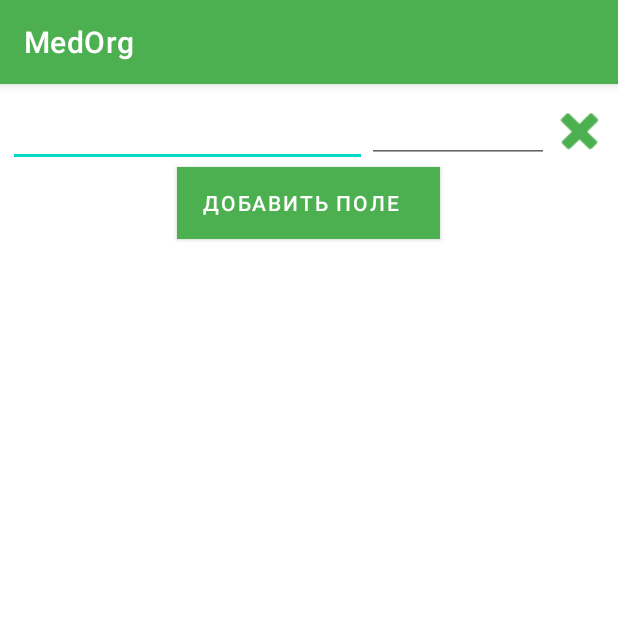
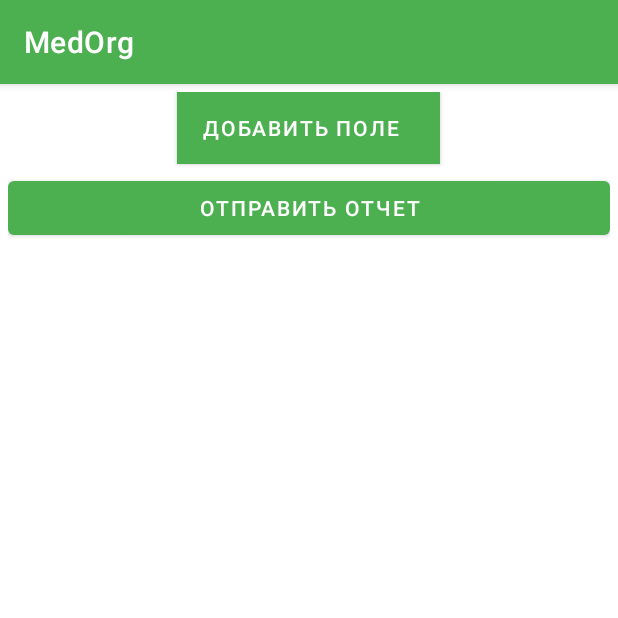
Before and after one commit to dulatello08/medorg, an Android app: the ReportsActivity screen opened directly, with no data from a screen before it, on a phone screen of 412 x 824 dp, the top half of it. Run offline under Robolectric (Android 15) with nearby library versions, the phone set to English and light mode, and no system bars.

Commit message:
Hooray it works NOWWWW

```diff
--- a/app/src/main/AndroidManifest.xml
+++ b/app/src/main/AndroidManifest.xml
@@ -1,11 +1,12 @@
 <?xml version="1.0" encoding="utf-8"?>
 <manifest xmlns:android="http://schemas.android.com/apk/res/android"
+    xmlns:tools="http://schemas.android.com/tools"
     package="net.dulatello08.medorg">
 
     <uses-permission android:name="android.permission.INTERNET" />
     <uses-permission android:name="android.permission.VIBRATE" />
     <uses-permission android:name="android.permission.CAMERA" />
-
+    <uses-sdk tools:overrideLibrary="androidx.camera.view, androidx.camera.camera2, androidx.camera.lifecycle, androidx.camera.core" />
     <application
         android:allowBackup="false"
         android:icon="@drawable/ic_launcher"
--- a/app/src/main/java/net/dulatello08/medorg/MainActivity.java
+++ b/app/src/main/java/net/dulatello08/medorg/MainActivity.java
@@ -2,8 +2,10 @@ package net.dulatello08.medorg;
 
 import androidx.appcompat.app.AppCompatActivity;
 
+import android.content.Context;
 import android.content.Intent;
 import android.os.Bundle;
+import android.os.Vibrator;
 import android.util.Log;
 import android.view.View;
 
@@ -47,6 +49,8 @@ public class MainActivity extends AppCompatActivity implements View.OnClickListe
             login_success.putExtra("email", personEmail);
             Log.e(TAG, personEmail);
             Log.d(TAG, personName);
+            Vibrator vibrator = (Vibrator) getSystemService(Context.VIBRATOR_SERVICE);
+            vibrator.vibrate(1000 );
             startActivity(login_success);
         }
 
--- a/app/src/main/java/net/dulatello08/medorg/ReportsActivity.java
+++ b/app/src/main/java/net/dulatello08/medorg/ReportsActivity.java
@@ -1,40 +1,92 @@
-package net.dulatello08.medorg;
+ package net.dulatello08.medorg;
 
 import android.content.Context;
+import android.content.SharedPreferences;
 import android.os.Bundle;
+import android.util.Log;
 import android.view.LayoutInflater;
 import android.view.View;
 import android.widget.Button;
+import android.widget.EditText;
 import android.widget.LinearLayout;
 import android.widget.RelativeLayout;
 import android.widget.TextView;
+import android.widget.Toast;
 
 import androidx.appcompat.app.AppCompatActivity;
 import androidx.constraintlayout.widget.ConstraintLayout;
+import androidx.preference.PreferenceManager;
+
+import java.util.HashMap;
+import java.util.Map;
+
+import javax.annotation.Nonnull;
 
 public class ReportsActivity extends AppCompatActivity {
+    private static final String TAG = "REPORT";
     private LinearLayout parentLinearLayout;
+    private Button addButton;
+    private Button delButton;
+    private Button sendButton;
+    public static String getDefaults(String key, Context context) {
+        SharedPreferences preferences = PreferenceManager.getDefaultSharedPreferences(context);
+        return preferences.getString(key, null);
+    }
     @Override
     protected void onCreate(Bundle savedInstanceState) {
         super.onCreate(savedInstanceState);
         setContentView(R.layout.activity_reports);
         parentLinearLayout=(LinearLayout) findViewById(R.id.parent_linear_layout);
-    }
-    public void onAddField(View v) {
-        LayoutInflater inflater=(LayoutInflater) getSystemService(Context.LAYOUT_INFLATER_SERVICE);
-        final View rowView=inflater.inflate(R.layout.rfield, null);
-        // Add the new row before the add field button.
-        parentLinearLayout.addView(rowView, parentLinearLayout.getChildCount() - 1);
+        addButton = findViewById(R.id.add_field_button);
+        sendButton = findViewById(R.id.send_button);
+        @Nonnull Map<String, String> valName = new HashMap<>();
+        @Nonnull Map<String, String> val = new HashMap<>();
+        addButton.setOnClickListener(v -> {
+            LayoutInflater inflater=(LayoutInflater) getSystemService(Context.LAYOUT_INFLATER_SERVICE);
+            final View rowView=inflater.inflate(R.layout.rfield, null);
+            // Add the new row before the add field button.
+            parentLinearLayout.addView(rowView, parentLinearLayout.getChildCount() - 1);
+        });
+        sendButton.setOnClickListener(v -> {
+            //getNameValues
+            //final View container = parentLinearLayout.getChildAt(1);
+            //EditText textName = (EditText) container.findViewById(R.id.rtext_name);
+            int children = parentLinearLayout.getChildCount()-2;
+            Log.d(TAG+"WTF",Integer.toString(children));
+            for (int i = 1; i  <= children ; i++) {
+                final View container = parentLinearLayout.getChildAt(i);
+                EditText textName = (EditText) container.findViewById(R.id.rtext_name);
+                Log.e(TAG, textName.getText().toString());
+            }
+            /*for (int i = 0; i < children; i++) {
+                final View container = parentLinearLayout.getChildAt(i);
+                EditText textName = (EditText) findViewById(R.id.rtext_name);
+                if(!(textName.getText()==null)){
+                    valName.put("textName", textName.getText().toString());
+                    Log.e(TAG+"textNAME", textName.getText().toString());
+                }else{
+                    Toast.makeText(getApplicationContext(), "ОШИБКА 0x217832987. Пожалуйста введите хотя бы одно поле", Toast.LENGTH_LONG).show();
+                }
+            }
+            for (int i = 0; i < children; i++) {
+                final View container = parentLinearLayout.getChildAt(i);
+                EditText text = (EditText) findViewById(R.id.rtext);
+                Log.wtf(TAG, text.getText().toString());
+                if(!(text.getText()==null)) {
+                    val.put("text", text.getText().toString());
+                    Log.e(TAG+"text~", text.getText().toString());
+                }else{
+                    Toast.makeText(getApplicationContext(), "ОШИБКА 0x217832987. Пожалуйста введите хотя бы одно поле", Toast.LENGTH_LONG).show();
+                }
+            }
+            valName.putAll(val);
+            String docName = getDefaults("name", getApplicationContext());
+            FirestoreCalls.insertMap(valName, docName, "Reports");
+            Log.e(TAG+"Name", valName.toString());*/
+            //Log.e(TAG, Integer.toString(children-2));
+        });
     }
     public void onDelete(View v) {
         parentLinearLayout.removeView((View) v.getParent());
     }
-    private void getNameData() {
-        int count = parentLinearLayout.getChildCount();
-        for (int i = 0; i < count; i++) {
-            final View row = parentLinearLayout.getChildAt(i);
-            TextView textOut = (TextView)row.findViewById(R.id.rtext_name);
-            String data = textOut.getText().toString();
-        }
-    }
 }
--- a/app/src/main/res/layout/activity_reports.xml
+++ b/app/src/main/res/layout/activity_reports.xml
@@ -6,35 +6,8 @@
     android:id="@+id/parent_linear_layout"
     android:layout_width="match_parent"
     android:layout_height="match_parent"
-    tools:context=".MainActivity"
     android:layout_margin="5dp"
     android:orientation="vertical">
-    <LinearLayout
-        android:layout_width="match_parent"
-        android:layout_height="50dp"
-        android:orientation="horizontal" >
-
-        <EditText
-            android:id="@+id/rtext_name"
-            android:layout_width="37dp"
-            android:layout_height="match_parent"
-            android:layout_weight="5"
-            android:importantForAutofill="no" />
-        <EditText
-            android:id="@+id/rtext"
-            android:layout_width="0dp"
-            android:layout_height="wrap_content"
-            android:layout_weight="3"
-            android:gravity="end" />
-        <Button
-            android:id="@+id/delete_button"
-            android:layout_width="0dp"
-            android:layout_height="40dp"
-            android:layout_weight="1"
-            android:background="@android:drawable/ic_delete"
-            android:onClick="onDelete"
-            tools:ignore="OnClick" />
-    </LinearLayout>
 
     <Button
         android:id="@+id/add_field_button"
@@ -45,9 +18,14 @@
         android:layout_marginRight="5dp"
         android:layout_marginBottom="5dp"
         android:background="#555"
-        android:onClick="onAddField"
         android:paddingStart="5dp"
         android:text="Добавить поле"
         android:textColor="#FFF"
         tools:ignore="OnClick,UsingOnClickInXml" />
+
+    <Button
+        android:id="@+id/send_button"
+        android:layout_width="match_parent"
+        android:layout_height="wrap_content"
+        android:text="Отправить Отчет" />
 </LinearLayout>
--- a/app/src/main/res/values/strings.xml
+++ b/app/src/main/res/values/strings.xml
@@ -38,7 +38,7 @@
     <string name="work_time_type">Тип:</string>
     <string name="work_time_send">ОТПРАВИТЬ</string>
     <string name="error_u_hacker">Используйте только фирменный QR код от MedOrg</string>
-    <string name="wiki_url">http://mysql.myddns.me/MedOrg/Instructions.html</string>
+    <string name="wiki_url">https://app.futuregroup.cf/%d0%b8%d0%bd%d1%81%d1%82%d1%80%d1%83%d0%ba%d1%86%d0%b8%d1%8f-%d0%bf%d0%be-%d0%bf%d0%be%d0%bb%d1%8c%d0%b7%d0%be%d0%b2%d0%b0%d0%bd%d0%b8%d1%8e-%d0%bf%d1%80%d0%b8%d0%bb%d0%be%d0%b6%d0%b5%d0%bd%d0%b8z</string>
     <!--Reports-->
     <string name="open_gsheets">Войти в режим Отчетов</string>
     <string name="report_title">Режим отчетов</string>
```
Also changed, not shown: app/build.gradle (+5 -2 lines), app/src/main/java/net/dulatello08/medorg/FirestoreCalls.java (added, +21 -0 lines), 2 other files.
